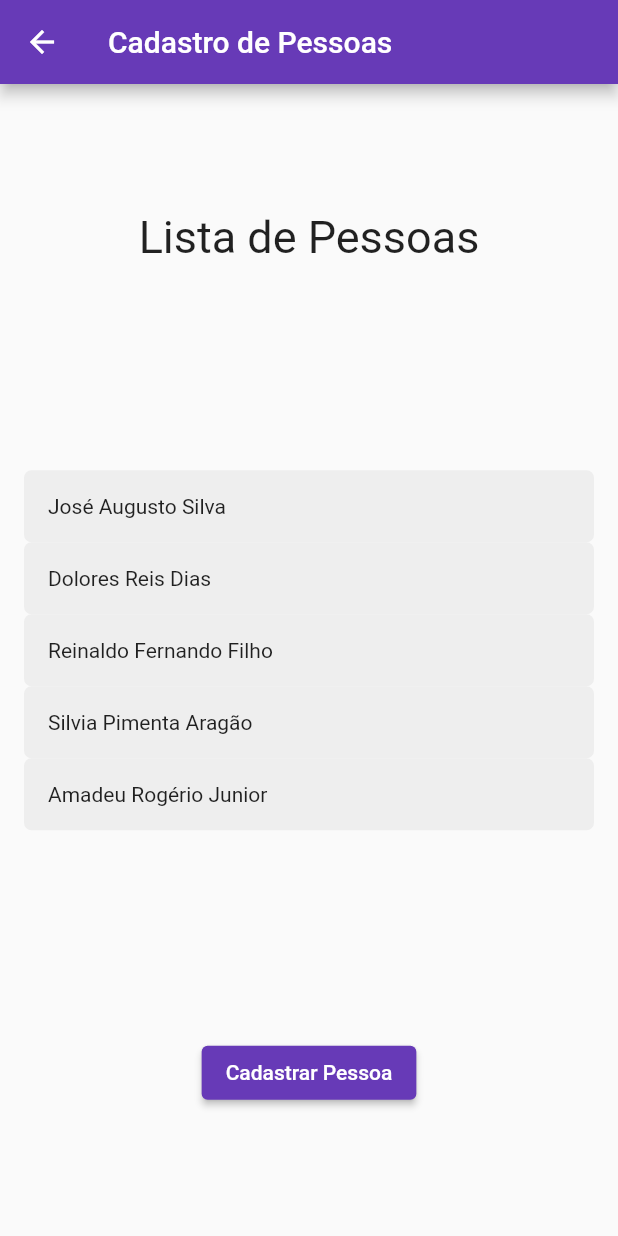
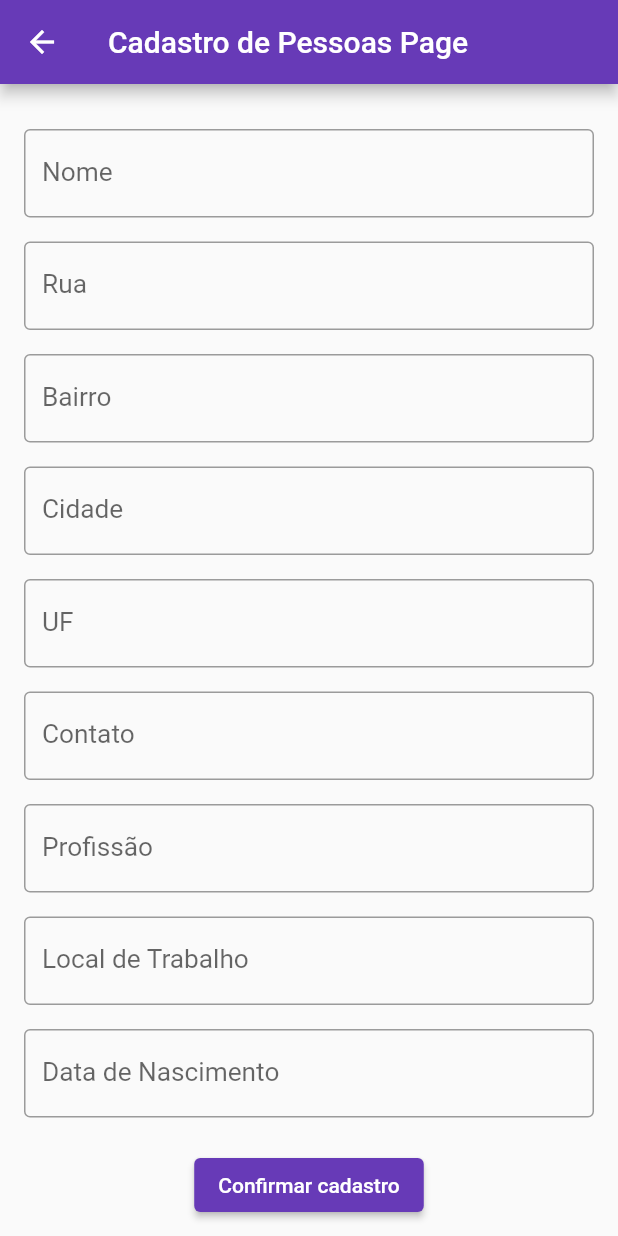
Before and after one commit to NEMJ/reunioes, a Flutter app: the CadastroPessoasPage screen opened directly, on a phone screen of 412 x 824 dp. Run offline on Flutter 3.47's test engine with Material 2 defaults, Android fonts, the phone set to English and light mode, and no system bars; our stand-ins replace firebase_core, page_transition; accounts and stored records are empty.

Commit message:
create pessoa and reuniao models - create more pages for app

```diff
--- a/lib/data/pessoas_data.dart
+++ b/lib/data/pessoas_data.dart
@@ -8,7 +8,7 @@ List<Pessoa> pessoas = [
     bairro: "Boa Esperança",
     cidade: "São José da Bela Vista",
     uf: "SP",
-    contato: "16 99851-6548",
+    contato: "(16) 99851-6548",
     profissao: "Contador",
     localTrabalho: "M&A Contabilidade",
     dataNascimento: "20/07/1990",
@@ -20,7 +20,7 @@ List<Pessoa> pessoas = [
     bairro: "Safira",
     cidade: "Ibiraci",
     uf: "MG",
-    contato: "16 99875-6432",
+    contato: "(16) 99875-6432",
     profissao: "Diarista",
     localTrabalho: "Não especificado",
     dataNascimento: "15/09/1975",
@@ -32,7 +32,7 @@ List<Pessoa> pessoas = [
     bairro: "Vera Cruz",
     cidade: "Franca",
     uf: "SP",
-    contato: "16 99878-6532",
+    contato: "(16) 99878-6532",
     profissao: "Pespontador",
     localTrabalho: "PrópriaResidência",
     dataNascimento: "03/11/1980",
@@ -44,7 +44,7 @@ List<Pessoa> pessoas = [
     bairro: "Ruby",
     cidade: "São Joaquim da Barra",
     uf: "SP",
-    contato: "16 99454-4653",
+    contato: "(16) 99454-4653",
     profissao: "Costureira",
     localTrabalho: "Silvia Cortes e Fios",
     dataNascimento: "19/08/1981",
@@ -56,9 +56,129 @@ List<Pessoa> pessoas = [
     bairro: "Angela Rosa",
     cidade: "Ribeirão Preto",
     uf: "SP",
-    contato: "16 97863-5746",
+    contato: "(16) 97863-5746",
     profissao: "Garçon",
     localTrabalho: "Restaurante Fome e Tempero",
     dataNascimento: "16/02/1997",
   ),
+  Pessoa(
+    codigo: 06,
+    nome: "Anthony Alves Macedo",
+    rua: "Avenida São João",
+    bairro: "Vila Joana",
+    cidade: "Jundiaí",
+    uf: "SP",
+    contato: "(11) 98676-3967",
+    profissao: "Veterinário",
+    localTrabalho: "Clínica Patinhas",
+    dataNascimento: "09/08/1991"
+  ),
+  Pessoa(
+    codigo: 07,
+    nome: "Raquel Peixoto Neves",
+    rua: "Rua da Imprensa",
+    bairro: "Monte Castelo",
+    cidade: "Campo Grande",
+    uf: "MS",
+    contato: "(16) 97577-7212",
+    profissao: "Dentista",
+    localTrabalho: "Clínica Branco Sorriso",
+    dataNascimento: "01/16/1989"
+  ),
+  Pessoa(
+    codigo: 08,
+    nome: "Leonardo Silveira Siqueira",
+    rua: "Avenida Rio Branco",
+    bairro: "Centro",
+    cidade: "Rio de Janeiro",
+    uf: "RJ",
+    contato: "(15) 98329-6444",
+    profissao: "Bombeiro",
+    localTrabalho: "Décimo Quarto Distrito",
+    dataNascimento: "05/06/1986"
+  ),
+  Pessoa(
+    codigo: 09,
+    nome: "Giovanna Teixeira Abraão",
+    rua: "Rua Serra de Bragança",
+    bairro: "Vila Gomes Cardim",
+    cidade: "São Paulo",
+    uf: "SP",
+    contato: "(16) 98048-2221",
+    profissao: "Professora",
+    localTrabalho: "EMEB Franco Correa Ferreira",
+    dataNascimento: "08/13/1998"
+  ),
+  Pessoa(
+    codigo: 10,
+    nome: "Henrique Pereira Moura",
+    rua: "Rua Tenente-Coronel Cardoso",
+    bairro: "Centro",
+    cidade: "Campos dos Goytacazes",
+    uf: "RJ",
+    contato: "(16) 97542-6677",
+    profissao: "Policial Civil",
+    localTrabalho: "Décimo Segundo Batalhão",
+    dataNascimento: "04/22/1993"
+  ),
+  Pessoa(
+    codigo: 11,
+    nome: "Benjamin Rocha da Paz",
+    rua: "Rua Barão de Vitória",
+    bairro: "Casa Grande",
+    cidade: "Diadema",
+    uf: "SP",
+    contato: "(19) 99838-7317",
+    profissao: "Padeiro",
+    localTrabalho: "Pães e Cia",
+    dataNascimento: "02/24/2000"
+  ),
+  Pessoa(
+    codigo: 12,
+    nome: "Leonardo Augusto Fonseca",
+    rua: "Travessa Antônio Ferreira",
+    bairro: "Igrejinha",
+    cidade: "Capanema",
+    uf: "PA",
+    contato: "(18) 99796-9461",
+    profissao: "Ajudadnte Geral",
+    localTrabalho: "Esteio",
+    dataNascimento: "03/29/1986"
+  ),
+  Pessoa(
+    codigo: 13,
+    nome: "Richard Gilberto Rodrigues",
+    rua: "Rua Carlos Augusto Cornelsen",
+    bairro: "Bom Retiro",
+    cidade: "Curitiba",
+    uf: "PR",
+    contato: "(15) 99483-5041",
+    profissao: "Atendente",
+    localTrabalho: "Pala's Hotel",
+    dataNascimento: "08/19/1998"
+  ),
+  Pessoa(
+    codigo: 14,
+    nome: "Luana Guimarães Cintra",
+    rua: "Rua das Fiandeiras",
+    bairro: "Vila Olímpia",
+    cidade: "São Paulo",
+    uf: "SP",
+    contato: "(17) 98593-7161",
+    profissao: "Advogada",
+    localTrabalho: "LGC Advocacia",
+    dataNascimento: "11/22/1997"
+  ),
+  Pessoa(
+    codigo: 15,
+    nome: "Cintia Ferdinando Rocha",
+    rua: "Rua Arlindo Nogueira",
+    bairro: "Centro",
+    cidade: "Teresina",
+    uf: "PI",
+    contato: "(15) 98620-3461",
+    profissao: "Auliar Administrativo",
+    localTrabalho: "Lemos e Cruz",
+    dataNascimento: "10/23/2002"
+  ),
 ];
--- a/lib/models/pessoa_model.dart
+++ b/lib/models/pessoa_model.dart
@@ -13,6 +13,18 @@ class Pessoa {
     required this.dataNascimento,
   });
 
+  Pessoa.fromJason(Map<String, dynamic> json)
+    : codigo = json['codigo'] as int,
+      nome = json['nome'] as String,
+      rua = json['rua'] as String,
+      bairro = json['bairro'] as String,
+      cidade = json['cidade'] as String,
+      uf = json['uf'] as String,
+      contato = json['contato'] as String,
+      profissao = json['profissao'] as String,
+      localTrabalho = json['localTrabalho'] as String,
+      dataNascimento = json['dataNascimento'] as String;
+
   int codigo;
   String nome;
   String? apelido;
@@ -24,4 +36,20 @@ class Pessoa {
   String profissao;
   String localTrabalho;
   String dataNascimento;
+
+  Map<String, dynamic> toJson() {
+    return {
+      'codigo' : codigo,
+      'nome' : nome,
+      'apelido' : apelido,
+      'rua' : rua,
+      'bairro' : bairro,
+      'cidade' : cidade,
+      'uf' : uf,
+      'contato' : contato,
+      'profissao' : profissao,
+      'localTrabalho' : localTrabalho,
+      'dataNascimento' : dataNascimento
+    };
+  }
 }
--- a/lib/pages/cadastro_pessoas_page.dart
+++ b/lib/pages/cadastro_pessoas_page.dart
@@ -1,7 +1,5 @@
 import 'package:flutter/material.dart';
-import '../data/pessoas_data.dart';
-import '../models/pessoa_model.dart';
-import '../widgets/pessoa_list_item.dart';
+import '../widgets/form_item.dart';
 
 class CadastroPessoasPage extends StatefulWidget {
   const CadastroPessoasPage({ Key? key }) : super(key: key);
@@ -13,41 +11,47 @@ class CadastroPessoasPage extends StatefulWidget {
 class _CadastroPessoasPageState extends State<CadastroPessoasPage> {
   @override
   Widget build(BuildContext context) {
-    return SafeArea(
-      child: Scaffold(
+    return Scaffold(
       appBar: AppBar(
-          title: const Text("Cadastro de Pessoas"),
+        title: const Text('Cadastro de Pessoas Page'),
       ),
-        body: Container(
-          padding: const EdgeInsets.all(16),
-          child: Column(
+      body: Column(
         mainAxisAlignment: MainAxisAlignment.spaceAround,
         children: [
-              const Text(
-                "Lista de Pessoas",
-                style: TextStyle(
-                  fontSize: 30,
+          Flexible(
+            child: Padding(
+              padding: const EdgeInsets.only(left: 16, right: 16, top: 30),
+              child: ListView(
+                children: const [
+                  FormItem(labelText: 'Nome'),
+                  FormItem(labelText: 'Rua'),
+                  FormItem(labelText: 'Bairro'),
+                  FormItem(labelText: 'Cidade'),
+                  FormItem(labelText: 'UF'),
+                  FormItem(labelText: 'Contato'),
+                  FormItem(labelText: 'Profissão'),
+                  FormItem(labelText: 'Local de Trabalho'),
+                  FormItem(labelText: 'Data de Nascimento'),
+                  FormItem(labelText: 'Nome'),
+                  FormItem(labelText: 'Nome'),
+                ],
               ),
-              ),
-              Flexible(
-                child: ListView(
-                  shrinkWrap: true,
-                  children: [
-                    for(Pessoa pessoa in pessoas)
-                      Center(child: PessoaListItem(pessoa: pessoa)),
-                  ],
             ),
           ),
           Row(
             mainAxisAlignment: MainAxisAlignment.spaceEvenly,
             children: [
-                  ElevatedButton(onPressed: () {}, child: Text("Cadastrar Pessoa")),
+              Padding(
+                padding: const EdgeInsets.symmetric(vertical: 10.0),
+                child: ElevatedButton(
+                  onPressed: () {},
+                  child: const Text("Confirmar cadastro"),
+                ),
+              ),
             ],
           ),
         ],
       ),
-        ),
-      ),
     );
   }
 }
--- a/lib/pages/home_page.dart
+++ b/lib/pages/home_page.dart
@@ -1,6 +1,6 @@
 import 'package:flutter/material.dart';
 import 'package:page_transition/page_transition.dart';
-import 'cadastro_pessoas_page.dart';
+import 'lista_pessoas_page.dart';
 import 'cadastro_reunioes_page.dart';
 
 class HomePage extends StatefulWidget {
@@ -30,7 +30,7 @@ class _HomePageState extends State<HomePage> {
                     Navigator.push(
                       context,
                       PageTransition(
-                        child: const CadastroPessoasPage(),
+                        child: const ListaPessoasPage(),
                         type: PageTransitionType.leftToRight,
                         // alignment: Alignment.center,
                         // duration: const Duration(milliseconds: 600),
--- /dev/null
+++ b/lib/widgets/form_item.dart
@@ -0,0 +1,24 @@
+import 'package:flutter/material.dart';
+
+class FormItem extends StatelessWidget {
+  const FormItem({
+    Key? key,
+    required this.labelText,
+    }) : super(key: key);
+
+  final labelText;
+
+  @override
+  Widget build(BuildContext context) {
+    return Padding(
+      padding: const EdgeInsets.only(bottom: 16.0),
+      child: TextField(
+        decoration: InputDecoration(
+          labelText: labelText,
+          labelStyle: TextStyle(fontSize: 17.5),
+          border: OutlineInputBorder(),
+        ),
+      ),
+    );
+  }
+}
--- a/lib/widgets/pessoa_list_item.dart
+++ b/lib/widgets/pessoa_list_item.dart
@@ -11,7 +11,9 @@ class PessoaListItem extends StatelessWidget {
 
   @override
   Widget build(BuildContext context) {
-    return Container(
+    return Padding(
+      padding: const EdgeInsets.symmetric(vertical: 5.0),
+      child: Container(
         decoration: BoxDecoration(
           borderRadius: BorderRadius.circular(5),
           color: Colors.grey[200],
@@ -22,6 +24,7 @@ class PessoaListItem extends StatelessWidget {
             Text(pessoa.nome),
           ],
         ),
+      ),
     );
   }
 }
--- a/pubspec.yaml
+++ b/pubspec.yaml
@@ -35,6 +35,8 @@ dependencies:
   # Use with the CupertinoIcons class for iOS style icons.
   cupertino_icons: ^1.0.2
   page_transition: ^2.0.9
+  firebase_core: ^1.18.0
+  firebase_database: ^9.0.16
 
 dev_dependencies:
   flutter_test:
```
Also changed, not shown: lib/main.dart (+9 -1 lines), lib/models/reuniao_model.dart (added, +16 -0 lines), lib/pages/cadastro_reunioes_page.dart (+23 -5 lines), lib/pages/lista_pessoas_page.dart (added, +72 -0 lines), lib/firebase_options.dart (added), pubspec.lock, 3 other files. Lines whose indentation alone changed are shown as unchanged.
